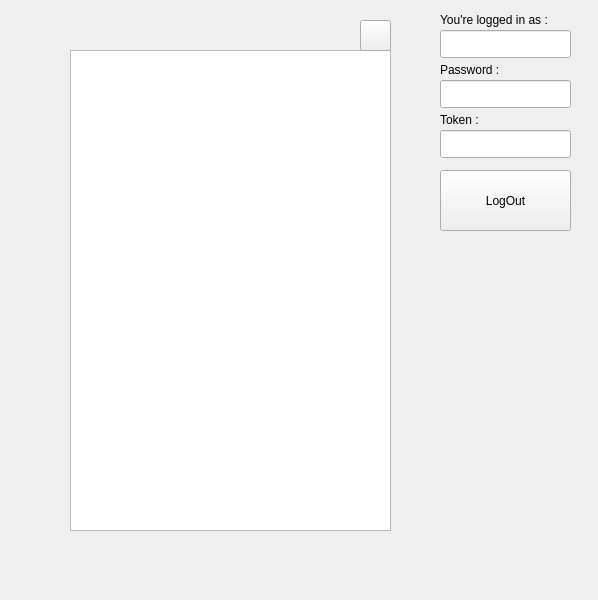
Qt form mainwindow.ui (borhanem/Messenger_Void_13) before a commit.
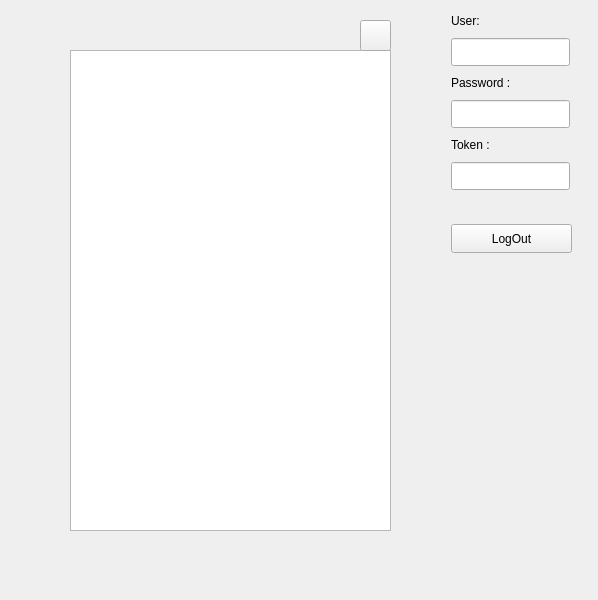
The same form after that commit. Icons and pictures are not drawn.

Commit message: Setting animated.

```diff
--- a/mainwindow.ui
+++ b/mainwindow.ui
@@ -26,9 +26,9 @@
    <widget class="QLineEdit" name="user_led">
     <property name="geometry">
      <rect>
-      <x>440</x>
-      <y>30</y>
-      <width>131</width>
+      <x>451</x>
+      <y>38</y>
+      <width>119</width>
       <height>28</height>
      </rect>
     </property>
@@ -39,9 +39,9 @@
    <widget class="QLabel" name="user_lbl">
     <property name="geometry">
      <rect>
-      <x>440</x>
-      <y>10</y>
-      <width>131</width>
+      <x>451</x>
+      <y>11</y>
+      <width>52</width>
       <height>20</height>
      </rect>
     </property>
@@ -49,15 +49,15 @@
      <string notr="true"/>
     </property>
     <property name="text">
-     <string>You're logged in as :     </string>
+     <string>User:     </string>
     </property>
    </widget>
    <widget class="QLabel" name="label">
     <property name="geometry">
      <rect>
-      <x>440</x>
-      <y>60</y>
-      <width>81</width>
+      <x>451</x>
+      <y>73</y>
+      <width>68</width>
       <height>20</height>
      </rect>
     </property>
@@ -71,9 +71,9 @@
    <widget class="QLineEdit" name="pass_led">
     <property name="geometry">
      <rect>
-      <x>440</x>
-      <y>80</y>
-      <width>131</width>
+      <x>451</x>
+      <y>100</y>
+      <width>119</width>
       <height>28</height>
      </rect>
     </property>
@@ -84,9 +84,9 @@
    <widget class="QLabel" name="token_lbl">
     <property name="geometry">
      <rect>
-      <x>440</x>
-      <y>110</y>
-      <width>63</width>
+      <x>451</x>
+      <y>135</y>
+      <width>46</width>
       <height>20</height>
      </rect>
     </property>
@@ -100,9 +100,9 @@
    <widget class="QLineEdit" name="token_led">
     <property name="geometry">
      <rect>
-      <x>440</x>
-      <y>130</y>
-      <width>131</width>
+      <x>451</x>
+      <y>162</y>
+      <width>119</width>
       <height>28</height>
      </rect>
     </property>
@@ -113,10 +113,10 @@
    <widget class="QPushButton" name="logout_pbn">
     <property name="geometry">
      <rect>
-      <x>440</x>
-      <y>170</y>
-      <width>131</width>
-      <height>61</height>
+      <x>451</x>
+      <y>224</y>
+      <width>121</width>
+      <height>29</height>
      </rect>
     </property>
     <property name="styleSheet">
@@ -155,8 +155,8 @@
    <widget class="QPushButton" name="Theme_2_pbn">
     <property name="geometry">
      <rect>
-      <x>477</x>
-      <y>249</y>
+      <x>482</x>
+      <y>290</y>
       <width>24</width>
       <height>21</height>
      </rect>
@@ -173,8 +173,8 @@
    <widget class="QPushButton" name="Theme_1">
     <property name="geometry">
      <rect>
-      <x>445</x>
-      <y>249</y>
+      <x>450</x>
+      <y>290</y>
       <width>25</width>
       <height>21</height>
      </rect>
@@ -192,8 +192,8 @@
    <widget class="QPushButton" name="pushButton">
     <property name="geometry">
      <rect>
-      <x>508</x>
-      <y>249</y>
+      <x>513</x>
+      <y>290</y>
       <width>25</width>
       <height>21</height>
      </rect>
@@ -210,8 +210,8 @@
    <widget class="QPushButton" name="Theme_3_pbn">
     <property name="geometry">
      <rect>
-      <x>540</x>
-      <y>249</y>
+      <x>545</x>
+      <y>290</y>
       <width>24</width>
       <height>21</height>
      </rect>
```
The commit also changes 2 other files.
